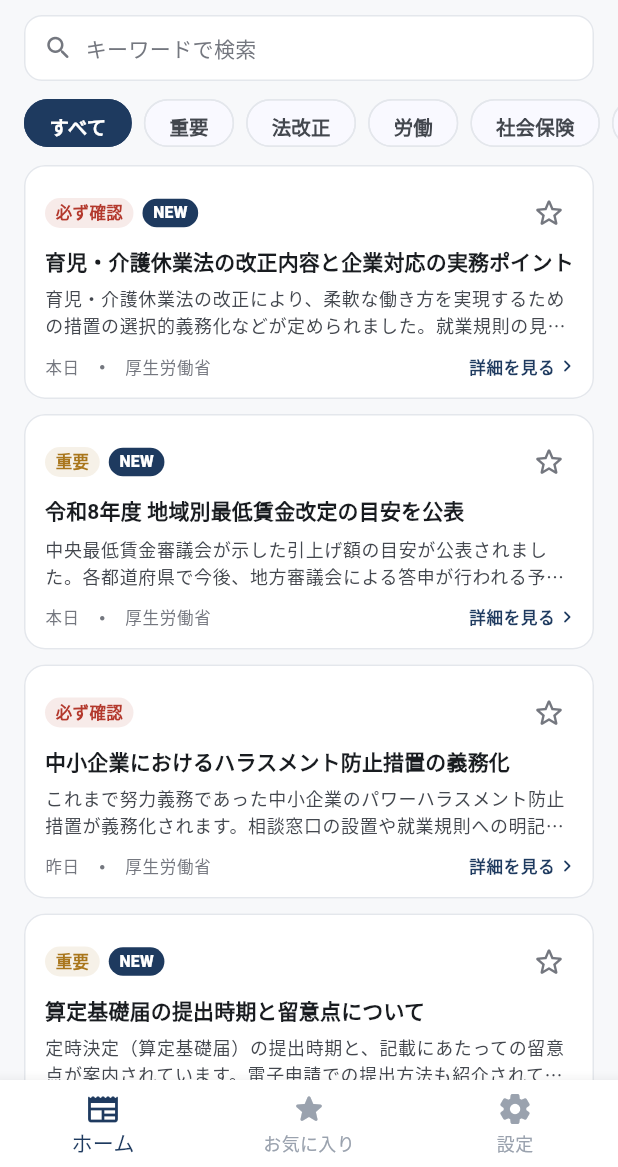
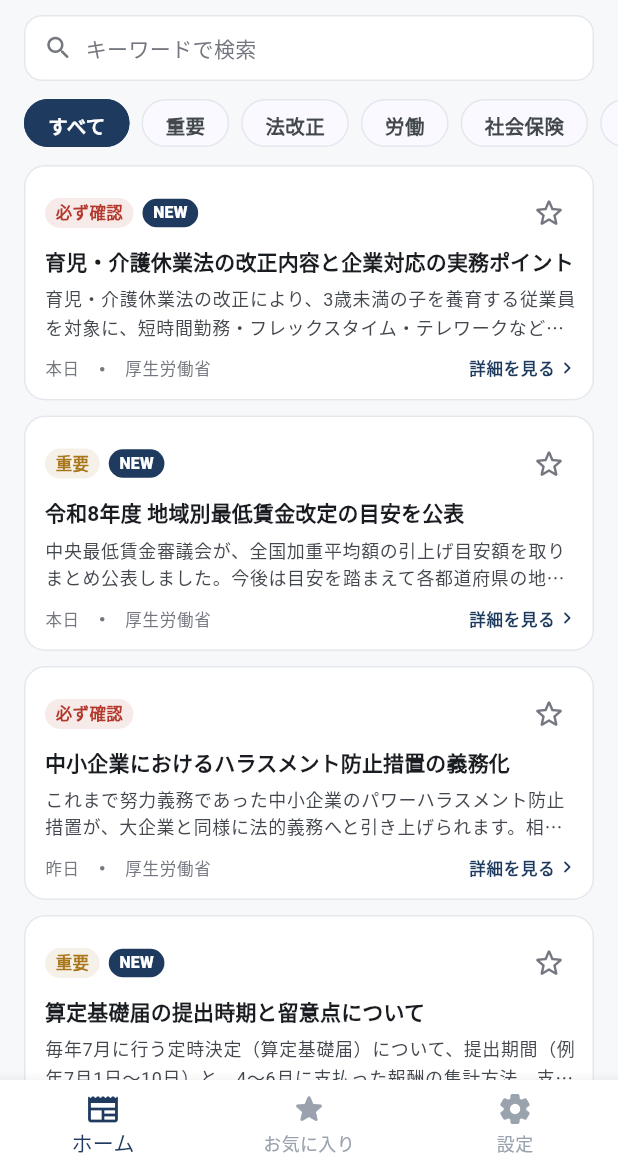
Before and after one commit to GiuocoPiano206905508310/claude.code.book.template, a Flutter app: the screen it shows after launch, on a phone screen of 412 x 824 dp, the part 69-1236 px from its top. Run offline on Flutter 3.47's test engine with Material 3 defaults, Android fonts, the phone set to English and light mode, and no system bars.

Commit message:
sharoushi_news: fix chip truncation, text selection, source link, summaries
- Category filter chips were clipped to ~1-2 characters because ChoiceChip
  wasn't resizing correctly inside the horizontal chip row; replaced with a
  plain Container+Text pill that sizes to its label.
- Wrap article detail body in SelectionArea so article text can be copied.
- "公式サイトで原文を見る" now opens the article's specific canonicalUrl
  instead of the source site's top page.
- Expanded dummy article summaries with more concrete detail.
- Restructured the Pages deploy workflow: it was replacing the entire
  Pages site with just this app's build output, which would have wiped
  out the payroll simulator and other apps already served from the repo
  root. It now deploys the rest of the repo as-is and places the Flutter
  build under /SharoushiNews/.

Co-Authored-By: Claude Sonnet 5 <noreply@anthropic.com>
Claude-Session: https://claude.ai/code/session_01QCCp5pRVnR8Ry5H4j5sWvq

```diff
--- a/sharoushi_news/lib/features/article/article_detail_screen.dart
+++ b/sharoushi_news/lib/features/article/article_detail_screen.dart
@@ -56,7 +56,8 @@ class _DetailBody extends StatelessWidget {
       ),
       body: SingleChildScrollView(
         padding: const EdgeInsets.fromLTRB(20, 8, 20, 32),
-        child: Column(
+        child: SelectionArea(
+          child: Column(
           crossAxisAlignment: CrossAxisAlignment.start,
           children: [
             Text(
@@ -134,13 +135,14 @@ class _DetailBody extends StatelessWidget {
               ),
             ),
           ],
+          ),
         ),
       ),
     );
   }
 
   Future<void> _openSource(BuildContext context) async {
-    final uri = Uri.tryParse(article.sourceUrl);
+    final uri = Uri.tryParse(article.canonicalUrl);
     if (uri == null) return;
     final launched = await launchUrl(uri, mode: LaunchMode.externalApplication);
     if (!launched && context.mounted) {
--- a/sharoushi_news/lib/repositories/article_repository.dart
+++ b/sharoushi_news/lib/repositories/article_repository.dart
@@ -56,7 +56,7 @@ class DummyArticleRepository extends ArticleRepository {
         publishedAt: d(15),
         fetchedAt: d(15),
         category: NewsCategory.lawChange,
-        summary: '育児・介護休業法の改正により、柔軟な働き方を実現するための措置の選択的義務化などが定められました。就業規則の見直しが必要になる企業が多く見込まれます。',
+        summary: '育児・介護休業法の改正により、3歳未満の子を養育する従業員を対象に、短時間勤務・フレックスタイム・テレワークなど複数の選択肢から措置を選んで講じることが企業に義務付けられます。あわせて対象従業員への個別周知・意向確認、育児休業取得状況の公表義務の対象拡大も盛り込まれており、就業規則・育児介護休業規程の見直しが必要になる企業が多く見込まれます。',
         practicalImpact: '就業規則・育児介護休業規程の改定、対象従業員への周知、労使協定の見直しが必要になります。施行日までに社内制度を整備しておく必要があります。',
         importantPoints: const [
           '柔軟な働き方を実現するための措置の選択的義務化',
@@ -77,7 +77,7 @@ class DummyArticleRepository extends ArticleRepository {
         publishedAt: d(14),
         fetchedAt: d(15),
         category: NewsCategory.lawChange,
-        summary: 'これまで努力義務であった中小企業のパワーハラスメント防止措置が義務化されます。相談窓口の設置や就業規則への明記が求められます。',
+        summary: 'これまで努力義務であった中小企業のパワーハラスメント防止措置が、大企業と同様に法的義務へと引き上げられます。相談窓口の設置・周知、就業規則等へのハラスメント禁止規定の明記、再発防止のための事後措置の実施が求められ、対応が不十分な場合は行政指導の対象となることがあります。',
         practicalImpact: '相談窓口の設置状況の点検、ハラスメント防止規程の整備、管理職向け研修の実施を検討する必要があります。',
         importantPoints: const [
           '相談窓口の設置・周知が義務化',
@@ -99,7 +99,7 @@ class DummyArticleRepository extends ArticleRepository {
         publishedAt: d(15),
         fetchedAt: d(15),
         category: NewsCategory.labor,
-        summary: '中央最低賃金審議会が示した引上げ額の目安が公表されました。各都道府県で今後、地方審議会による答申が行われる予定です。',
+        summary: '中央最低賃金審議会が、全国加重平均額の引上げ目安額を取りまとめ公表しました。今後は目安を踏まえて各都道府県の地方最低賃金審議会が地域の実情に応じた答申を行い、例年10月頃に順次発効する見込みです。発効後は現在の給与額が新しい最低賃金額を下回らないか、時給換算での確認が必要になります。',
         practicalImpact: '給与計算における最低賃金チェックの対象額の見直しが必要です。発効日以降の給与が最低賃金を下回らないよう確認してください。',
         importantPoints: const [
           '全国加重平均額の引上げ目安が公表',
@@ -120,7 +120,7 @@ class DummyArticleRepository extends ArticleRepository {
         publishedAt: d(13),
         fetchedAt: d(15),
         category: NewsCategory.socialInsurance,
-        summary: '定時決定（算定基礎届）の提出時期と、記載にあたっての留意点が案内されています。電子申請での提出方法も紹介されています。',
+        summary: '毎年7月に行う定時決定（算定基礎届）について、提出期間（例年7月1日〜10日）と、4〜6月に支払った報酬の集計方法、支払基礎日数が17日未満の月の取り扱いなど記載上の留意点がまとめて案内されています。あわせて、e-Govを利用した電子申請での提出手順も紹介されています。',
         practicalImpact: '4〜6月の報酬額の集計、支払基礎日数の確認、対象外となる従業員の整理を行った上で届出を準備してください。',
         importantPoints: const [
           '提出期間は例年7月1日〜10日',
@@ -141,7 +141,7 @@ class DummyArticleRepository extends ArticleRepository {
         publishedAt: d(11),
         fetchedAt: d(15),
         category: NewsCategory.socialInsurance,
-        summary: '固定的賃金の変動があった際の随時改定（月額変更届）について、対象となる要件と提出時の注意点がまとめられています。',
+        summary: '昇給・降給などで固定的賃金に変動があった場合の随時改定（月額変更届）について、変動月から3か月間の平均報酬額と現在の標準報酬月額との間に2等級以上の差が生じることなど、届出が必要となる具体的な要件と、提出時に誤りやすいポイントがまとめられています。',
         practicalImpact: '固定的賃金の変動があった従業員について、3か月平均額と現在の標準報酬月額との差を確認し、2等級以上の差がある場合は届出が必要です。',
         importantPoints: const [
           '固定的賃金の変動月から3か月間の平均で判定',
@@ -163,7 +163,7 @@ class DummyArticleRepository extends ArticleRepository {
         publishedAt: d(9),
         fetchedAt: d(15),
         category: NewsCategory.socialInsurance,
-        summary: '賞与を支給した際に提出する賞与支払届について、提出期限や標準賞与額の上限の考え方が案内されています。',
+        summary: '賞与を支給した際に提出する賞与支払届について、支給日から5日以内という提出期限や、健康保険（年度累計573万円）・厚生年金保険（1回の支給につき150万円）それぞれの標準賞与額の上限の考え方が、具体例を交えて案内されています。',
         practicalImpact: '賞与支給日から5日以内の届出が必要です。標準賞与額には年度累計の上限があるため、複数回賞与を支給する場合は累計額の管理が必要です。',
         importantPoints: const [
           '支給日から5日以内に提出',
@@ -184,7 +184,7 @@ class DummyArticleRepository extends ArticleRepository {
         publishedAt: d(10),
         fetchedAt: d(15),
         category: NewsCategory.employmentInsurance,
-        summary: '次年度の雇用保険料率の改定内容が公表されました。労働者負担分・事業主負担分それぞれの料率が見直されます。',
+        summary: '次年度の雇用保険料率の改定内容が公表されました。一般の事業・農林水産清酒製造の事業・建設の事業の区分ごとに、労働者負担分・事業主負担分それぞれの料率が見直されるほか、育児休業給付に充てる保険料率も併せて改定される予定です。',
         practicalImpact: '給与計算システムの雇用保険料率設定を、施行日に合わせて更新する必要があります。',
         importantPoints: const [
           '一般の事業・農林水産清酒製造の事業・建設の事業で料率が異なる',
@@ -205,7 +205,7 @@ class DummyArticleRepository extends ArticleRepository {
         publishedAt: d(8),
         fetchedAt: d(15),
         category: NewsCategory.subsidy,
-        summary: '高年齢者の雇用環境整備を行った事業主向けの助成金について、申請要件と助成額の一部が見直されています。',
+        summary: '高年齢者の雇用環境整備（65歳への定年引上げ等）に取り組む事業主向けの65歳超雇用推進助成金について、コースごとの申請要件と助成額の一部が見直されました。あわせて、支給申請前に必要となる計画届の提出時期や、生産性要件を満たした場合の割増措置の内容も案内されています。',
         practicalImpact: '制度導入を検討している場合は、変更後の要件を確認した上で、計画届の提出時期を見直す必要があります。',
         importantPoints: const [
           '65歳への定年引上げ等のコースで要件が一部変更',
@@ -226,7 +226,7 @@ class DummyArticleRepository extends ArticleRepository {
         publishedAt: d(7),
         fetchedAt: d(15),
         category: NewsCategory.pension,
-        summary: '物価・賃金の変動を踏まえた年金額の改定内容が公表されました。老齢基礎年金・老齢厚生年金の見込額に影響します。',
+        summary: '物価変動率・賃金変動率等を踏まえた次年度の年金額改定内容が公表されました。新規裁定者と既裁定者とで改定率の考え方が異なるほか、在職老齢年金の支給停止調整額も見直される予定で、老齢基礎年金・老齢厚生年金の受給（見込）額に影響します。',
         practicalImpact: '顧問先の従業員から年金額に関する問い合わせがあった場合の説明資料として確認しておくとよい内容です。',
         importantPoints: const [
           '改定率は物価変動率・賃金変動率等を踏まえて決定',
@@ -247,7 +247,7 @@ class DummyArticleRepository extends ArticleRepository {
         publishedAt: d(5),
         fetchedAt: d(15),
         category: NewsCategory.pension,
-        summary: 'ねんきん定期便について、ねんきんネットでの電子閲覧への切り替えを案内する取り組みが進められています。',
+        summary: 'ねんきん定期便について、紙での送付からねんきんネットでの電子閲覧への切り替えを促す取り組みが進められています。マイナンバーカードとの連携によりねんきんネットの利用登録が簡便になる一方、紙の定期便は35歳・45歳・59歳の節目年齢では引き続き送付される予定です。',
         practicalImpact: '従業員からねんきんネットの登録方法について質問を受けるケースが増えることが見込まれます。',
         importantPoints: const [
           'ねんきんネットの利用登録にはマイナンバーカード連携が便利',
@@ -268,7 +268,7 @@ class DummyArticleRepository extends ArticleRepository {
         publishedAt: d(6),
         fetchedAt: d(15),
         category: NewsCategory.labor,
-        summary: '業種ごとの労災保険率が改定されます。労働保険年度更新の際の確定保険料算定に影響します。',
+        summary: '原則3年ごとに行われる見直しにより、業種区分ごとの労災保険率が改定されます。労働保険年度更新（6月1日〜7月10日）における確定保険料の算定に影響するため、新料率の適用開始時期を誤らないよう確認が必要です。',
         practicalImpact: '労働保険年度更新の申告書作成時に、新料率を適用する時期を誤らないよう確認が必要です。',
         importantPoints: const [
           '業種区分ごとに料率が異なる',
@@ -289,7 +289,7 @@ class DummyArticleRepository extends ArticleRepository {
         publishedAt: d(4),
         fetchedAt: d(15),
         category: NewsCategory.labor,
-        summary: '就業規則の届出について、e-Govを通じた電子申請への対応が拡大されています。添付書類の様式も一部変更されています。',
+        summary: '常時10人以上を使用する事業場に義務付けられている就業規則の届出について、e-Govを通じた電子申請に対応できる手続の範囲が拡大されました。あわせて、労働者代表の意見書の様式も一部更新されています。',
         practicalImpact: '複数の労働基準監督署への届出を行っている場合、電子申請により事務負担を軽減できる可能性があります。',
         importantPoints: const [
           'e-Gov経由での電子申請が可能な手続が拡大',
@@ -309,7 +309,7 @@ class DummyArticleRepository extends ArticleRepository {
         publishedAt: d(3),
         fetchedAt: d(15),
         category: NewsCategory.labor,
-        summary: '外国人労働者の雇入れ・離職時に義務付けられている届出について、在留資格確認の方法を含めた留意事項が案内されています。',
+        summary: '外国人労働者の雇入れ・離職時に義務付けられている外国人雇用状況届出について、在留カードによる在留資格・在留期間の確認方法を含めた留意事項が案内されています。雇用保険被保険者でないパート・アルバイト等も届出の対象となり、怠った場合は罰則の対象となることがあります。',
         practicalImpact: '外国人労働者を雇用する際は、在留カードによる在留資格・在留期間の確認と、届出期限の管理が必要です。',
         importantPoints: const [
           '雇用保険被保険者でない場合も届出が必要',
@@ -330,7 +330,7 @@ class DummyArticleRepository extends ArticleRepository {
         publishedAt: d(2),
         fetchedAt: d(15),
         category: NewsCategory.lawChange,
-        summary: '70歳までの就業機会確保について、努力義務の各選択肢と導入企業の対応事例が紹介されています。',
+        summary: '高年齢者雇用安定法に基づく70歳までの就業機会確保について、定年引上げ・継続雇用制度の導入・業務委託契約の締結等、企業が選択できる複数の対応策と、実際に制度を導入した企業の取り組み事例が紹介されています。現時点では努力義務ですが、労使間での十分な協議のうえでの検討が推奨されています。',
         practicalImpact: '就業規則における継続雇用制度の対象年齢見直しや、業務委託契約による就業確保措置の検討が考えられます。',
         importantPoints: const [
           '定年引上げ・継続雇用制度・業務委託契約等の選択肢がある',
@@ -351,7 +351,7 @@ class DummyArticleRepository extends ArticleRepository {
         publishedAt: d(1),
         fetchedAt: d(15),
         category: NewsCategory.socialInsurance,
-        summary: '短時間労働者に対する社会保険の適用拡大について、対象となる企業規模や加入要件の考え方がまとめられています。',
+        summary: '短時間労働者に対する社会保険の適用拡大について、対象となる特定適用事業所の企業規模要件（段階的に拡大）と、週の所定労働時間・雇用期間の見込み等の加入要件の考え方がまとめられています。対象者の洗い出しと、資格取得届の提出準備、本人への事前説明を計画的に進める必要があります。',
         practicalImpact: '対象となる短時間労働者を洗い出し、資格取得届の提出準備と、本人への説明・同意取得を進める必要があります。',
         importantPoints: const [
           '週の所定労働時間・雇用期間の見込み等が加入要件',
--- a/sharoushi_news/lib/widgets/category_chip.dart
+++ b/sharoushi_news/lib/widgets/category_chip.dart
@@ -18,20 +18,28 @@ class CategoryChip extends StatelessWidget {
     final scheme = Theme.of(context).colorScheme;
     return Padding(
       padding: const EdgeInsets.only(right: 8),
-      child: ChoiceChip(
-        label: Text(label),
-        selected: selected,
-        onSelected: (_) => onTap(),
-        showCheckmark: false,
-        labelStyle: TextStyle(
-          fontSize: 13,
-          fontWeight: FontWeight.w600,
-          color: selected ? Colors.white : scheme.onSurfaceVariant,
+      child: Material(
+        color: selected ? scheme.primary : Theme.of(context).cardColor,
+        shape: StadiumBorder(
+          side: BorderSide(color: selected ? scheme.primary : Theme.of(context).dividerColor),
         ),
-        backgroundColor: Theme.of(context).cardColor,
-        selectedColor: scheme.primary,
-        side: BorderSide(color: selected ? scheme.primary : Theme.of(context).dividerColor),
-        shape: const StadiumBorder(),
+        child: InkWell(
+          customBorder: const StadiumBorder(),
+          onTap: onTap,
+          child: Padding(
+            padding: const EdgeInsets.symmetric(horizontal: 16, vertical: 8),
+            child: Text(
+              label,
+              softWrap: false,
+              overflow: TextOverflow.visible,
+              style: TextStyle(
+                fontSize: 13,
+                fontWeight: FontWeight.w600,
+                color: selected ? Colors.white : scheme.onSurfaceVariant,
+              ),
+            ),
+          ),
+        ),
       ),
     );
   }
```
Also changed, not shown: 1 other file.
